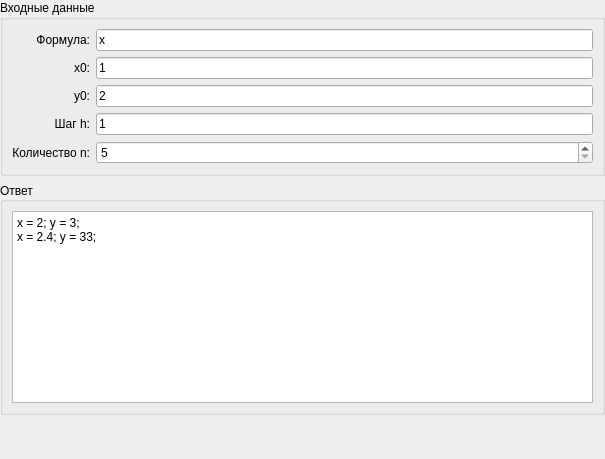
First picture: the form in Frames/diffEqEulerMethodFrame.ui, repository EgorAlmikeev/ProjectX, before the edit.
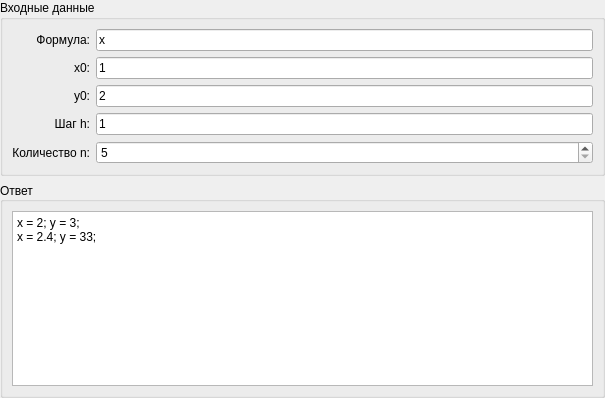
Second picture: the form after the edit.

Patch:
```diff
--- a/Frames/diffEqEulerMethodFrame.ui
+++ b/Frames/diffEqEulerMethodFrame.ui
@@ -10,7 +10,7 @@
     <x>0</x>
     <y>0</y>
     <width>605</width>
-    <height>459</height>
+    <height>398</height>
    </rect>
   </property>
   <property name="sizePolicy">
@@ -190,10 +190,10 @@
      </layout>
     </widget>
    </item>
-   <item row="2" column="0" alignment="Qt::AlignTop">
+   <item row="1" column="0">
     <widget class="QGroupBox" name="outputGroupBox">
      <property name="sizePolicy">
-      <sizepolicy hsizetype="Preferred" vsizetype="Expanding">
+      <sizepolicy hsizetype="Preferred" vsizetype="Preferred">
        <horstretch>0</horstretch>
        <verstretch>0</verstretch>
       </sizepolicy>
```
